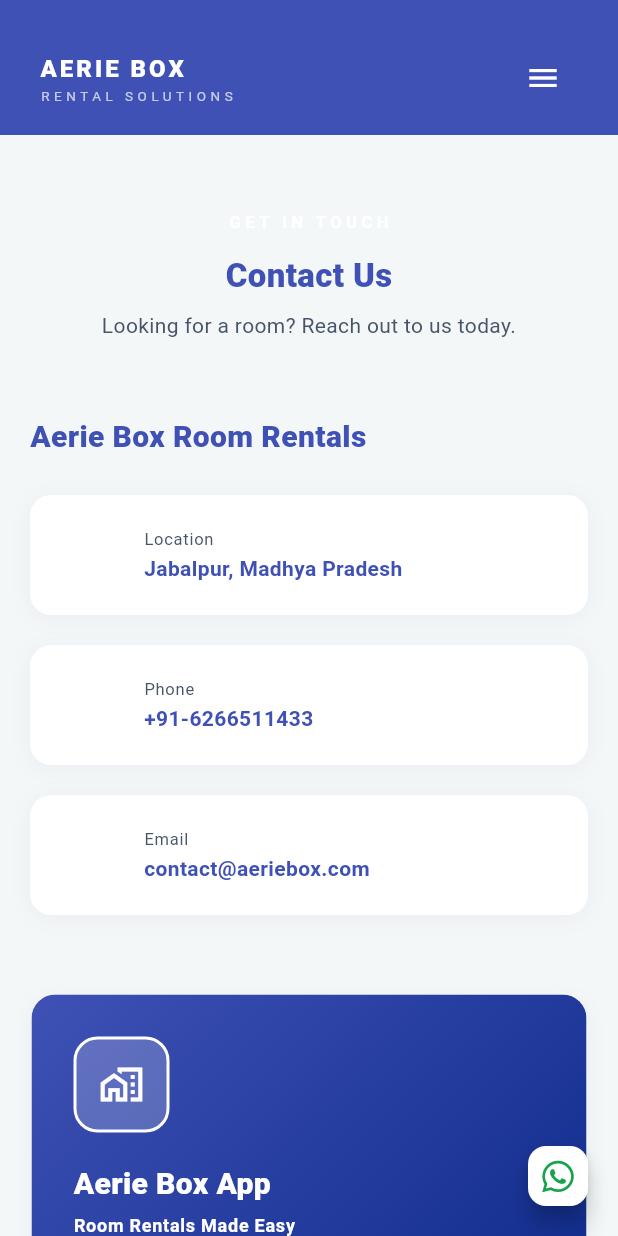
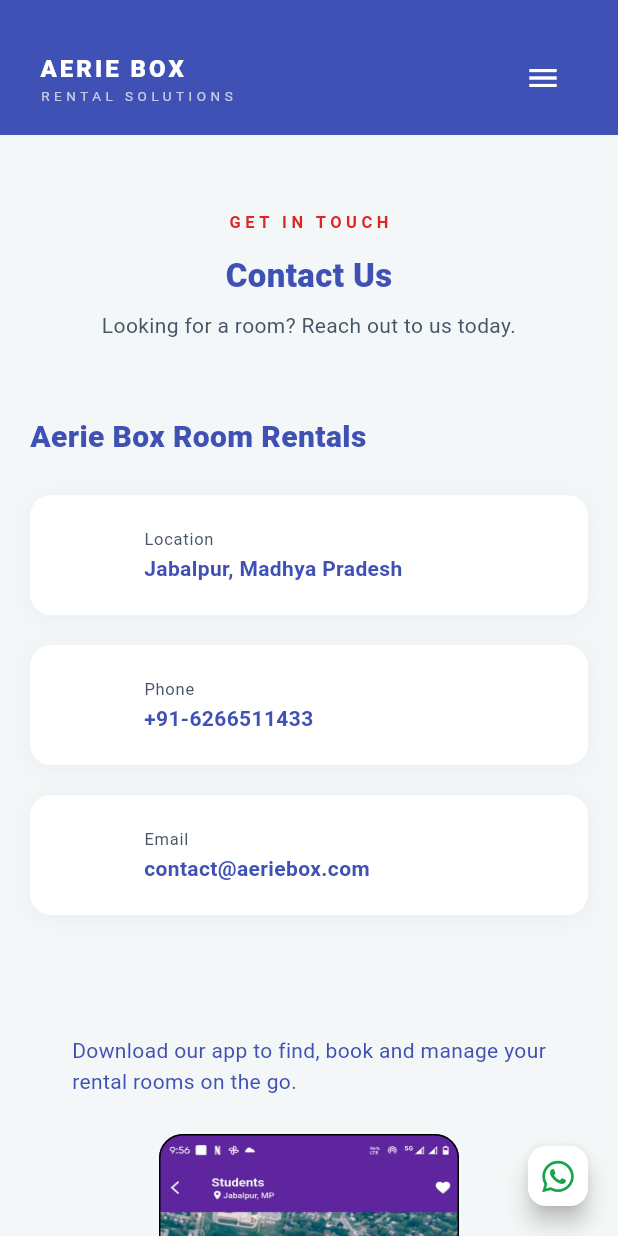
Before and after one commit to Akshay-Panika/Aerie-Box-Web, a Flutter app: the screen it shows after launch, after a tap on the "menu" icon, after a tap on the "close" icon, after a tap on "Get In Touch", on a phone screen of 412 x 824 dp. Run offline on Flutter 3.47's test engine with Material 3 defaults, Android fonts, the phone set to English and light mode, and no system bars; our stand-ins replace firebase_core, font_awesome_flutter; accounts and stored records are empty.

Commit message:
Initial commit - Aerie Box Room Rentals Web

```diff
--- a/lib/screens/about_section.dart
+++ b/lib/screens/about_section.dart
@@ -39,7 +39,7 @@
     return Text(
       'WHO WE ARE',
       style: TextStyle(
-        color: AppColor.secondary,
+        color: AppColor.error,
         fontSize: RFont.size(context, 11, desktop: 12),
         fontWeight: FontWeight.w700,
         letterSpacing: 3,
--- a/lib/screens/contact_section.dart
+++ b/lib/screens/contact_section.dart
@@ -30,7 +30,7 @@
                   Text(
                     'GET IN TOUCH',
                     style: TextStyle(
-                      color: AppColor.secondary,
+                      color: AppColor.error,
                       fontSize: RFont.size(context, 11, desktop: 12),
                       fontWeight: FontWeight.w700,
                       letterSpacing: 3,
@@ -188,77 +188,38 @@
   }
 
   Widget _buildAppDownloadCard(BuildContext context) {
-    return HoverCard(
-      child: Container(
+    return Container(
       padding: const EdgeInsets.all(28),
-        decoration: BoxDecoration(
-          gradient: const LinearGradient(
-            colors: [AppColor.primary, Color(0xFF002080)],
-            begin: Alignment.topLeft,
-            end: Alignment.bottomRight,
-          ),
-          borderRadius: BorderRadius.circular(16),
-        ),
+      // decoration: BoxDecoration(
+      //   gradient: const LinearGradient(
+      //     colors: [AppColor.primary, Color(0xFF002080)],
+      //     begin: Alignment.topLeft,
+      //     end: Alignment.bottomRight,
+      //   ),
+      //   borderRadius: BorderRadius.circular(16),
+      // ),
       child: Column(
         crossAxisAlignment: CrossAxisAlignment.start,
         children: [
-            /// App Icon
-            Container(
-              width: 64,
-              height: 64,
-              decoration: BoxDecoration(
-                color: AppColor.secondary.withOpacity(0.2),
-                borderRadius: BorderRadius.circular(16),
-                border: Border.all(color: AppColor.secondary, width: 2),
-              ),
-              child: const Center(
-                child: Icon(
-                  Icons.home_work_outlined,
-                  color: AppColor.secondary,
-                  size: 30,
-                ),
-              ),
-            ),
-
-            const SizedBox(height: 20),
-
-            Text(
-              'Aerie Box App',
-              style: TextStyle(
-                color: AppColor.white,
-                fontSize: RFont.size(context, 20, desktop: 24),
-                fontWeight: FontWeight.w800,
-              ),
-            ),
-
-            const SizedBox(height: 4),
-
-            Text(
-              'Room Rentals Made Easy',
-              style: TextStyle(
-                color: AppColor.secondary,
-                fontSize: RFont.size(context, 12, desktop: 13),
-                fontWeight: FontWeight.w600,
-                letterSpacing: 0.5,
-              ),
-            ),
-
-            const SizedBox(height: 20),
-
-            Container(
-              width: double.infinity,
-              height: 1,
-              color: AppColor.white.withOpacity(0.1),
-            ),
-
-            const SizedBox(height: 20),
 
           Text(
             'Download our app to find, book and manage your rental rooms on the go.',
             style: TextStyle(
-                color: AppColor.white.withOpacity(0.8),
+              color: AppColor.primary,
               fontSize: RFont.size(context, 14, desktop: 15),
               height: 1.5,
+            ),
+          ),
+
+          const SizedBox(height: 24),
+           Center(
+             child: Container(
+               height: 400,width: 200,
+               decoration: BoxDecoration(
+                 borderRadius: BorderRadius.circular(16),
+                 border: Border.all(color: Colors.black),
+                 image: DecorationImage(image: AssetImage("assets/images/aeriebox_app.jpeg"),fit: BoxFit.fill)
+               ),
              ),
            ),
 
@@ -290,13 +251,12 @@
           Text(
             'Aerie Box Rental Services',
             style: TextStyle(
-                color: AppColor.white.withOpacity(0.5),
+              color: AppColor.primary,
               fontSize: RFont.size(context, 12, desktop: 13),
               letterSpacing: 1,
             ),
           ),
         ],
-        ),
       ),
     );
   }
@@ -312,7 +272,7 @@
       child: Container(
         padding: const EdgeInsets.symmetric(horizontal: 14, vertical: 10),
         decoration: BoxDecoration(
-          color: AppColor.white.withOpacity(0.08),
+          color: AppColor.primary,
           borderRadius: BorderRadius.circular(12),
           border: Border.all(
             color: AppColor.white.withOpacity(0.15),
```
Also changed, not shown: assets/images/aeriebox_app.jpeg (added), 1 other file. Lines whose indentation alone changed are shown as unchanged.
